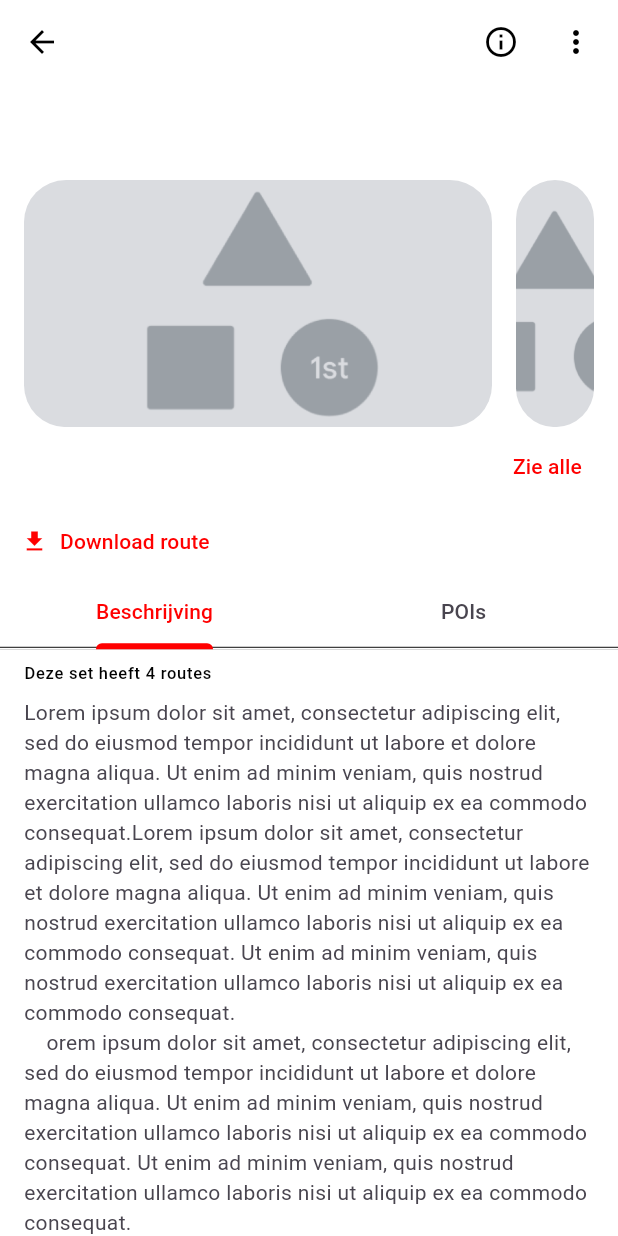
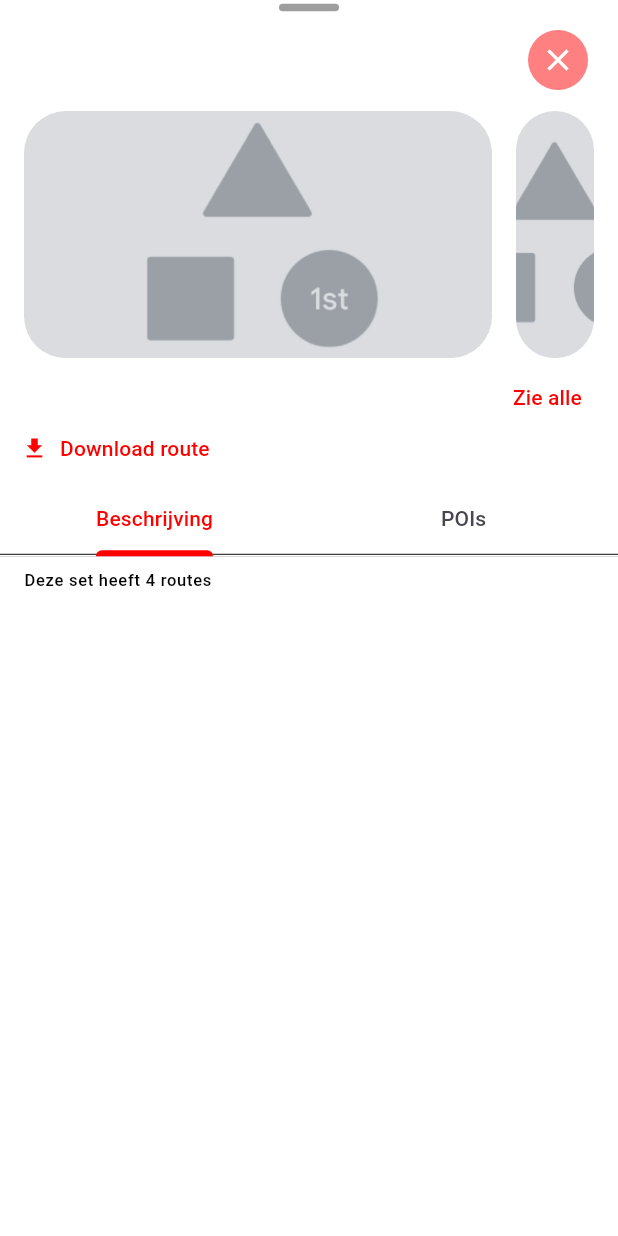
Before and after one commit to FontysNiels/OnRoute-Mobile-App, a Flutter app: the SingleRoute screen opened directly with empty values, on a phone screen of 412 x 824 dp. Run offline on Flutter 3.47's test engine with Material 3 defaults, Android fonts, the phone set to English and light mode, and no system bars; our stand-ins replace cached_network_image, connectivity_plus, flutter_dotenv; missing offline and left inert: arcgis_maps; network calls fail.

Commit message:
Description: van de route opgehaald, opgeschoont en getoont, ook imagesource (ophalen alleen) - SingleRoute UI aangepast voor een meer maps esc feel - Rounded edges fixed on bottomsheet

```diff
--- a/lib/Components/BottomSheet/Route-Package/Widgets/package_image_preview.dart
+++ b/lib/Components/BottomSheet/Route-Package/Widgets/package_image_preview.dart
@@ -6,7 +6,7 @@ class PackegImagePreview extends StatelessWidget {
   @override
   Widget build(BuildContext context) {
     return Padding(
-      padding: const EdgeInsets.all(16.0),
+      padding: const EdgeInsets.symmetric(horizontal: 16.0),
       child: Column(
         crossAxisAlignment: CrossAxisAlignment.end,
         children: [
--- a/lib/Components/BottomSheet/Route-Package/route_package.dart
+++ b/lib/Components/BottomSheet/Route-Package/route_package.dart
@@ -52,7 +52,7 @@ class _RoutePackageState extends State<RoutePackage> {
           // Make one for Routes, or make it dynamic?
           PackageTabs(setIndex: setIndex, isPackage: true),
           // Body of tabs
-          TabsBody(selectedIndex: _selectedIndex),
+          // TabsBody(selectedIndex: _selectedIndex),
         ],
       ),
     );
--- a/lib/Components/BottomSheet/Single-Route/Widgets/route_title.dart
+++ b/lib/Components/BottomSheet/Single-Route/Widgets/route_title.dart
@@ -6,13 +6,10 @@ class RouteTitle extends StatelessWidget {
 
   @override
   Widget build(BuildContext context) {
-    return Padding(
-      padding: const EdgeInsets.symmetric(vertical: 8.0, horizontal: 16.0),
-      child: Text(
-        style: Theme.of(context).textTheme.headlineSmall,
-        // Limiet op mijn telefoon is 60 (57 met deze text) +-, depending on woordlengte
-        title,
-      ),
+    return Text(
+      style: Theme.of(context).textTheme.headlineSmall,
+      // Limiet op mijn telefoon is 60 (57 met deze text) +-, depending on woordlengte
+      title,
     );
   }
 }
--- a/lib/Components/BottomSheet/Single-Route/single_route.dart
+++ b/lib/Components/BottomSheet/Single-Route/single_route.dart
@@ -6,6 +6,7 @@ import 'package:onroute_app/Components/BottomSheet/Single-Route/Widgets/route_do
 import 'package:onroute_app/Components/BottomSheet/Single-Route/Widgets/route_start_button.dart';
 import 'package:onroute_app/Components/BottomSheet/Single-Route/Widgets/route_title.dart';
 import 'package:onroute_app/Components/BottomSheet/Tabs/tabs_body.dart';
+import 'package:onroute_app/Components/BottomSheet/bottom_sheet_handle.dart';
 
 class SingleRoute extends StatefulWidget {
   final AvailableRoutes routeContent;
@@ -43,27 +44,94 @@ class _SingleRouteState extends State<SingleRoute> {
       removeTop: true,
 
       child: Scaffold(
-        appBar: AppBar(
-          backgroundColor: Colors.white,
-          leading: IconButton(
-            icon: const Icon(Icons.arrow_back),
-            onPressed: () {
-              Navigator.pop(context, true);
-            },
-          ),
-          title: const Row(
-            mainAxisAlignment: MainAxisAlignment.end,
-            spacing: 26,
-            children: [Icon(Icons.info_outline), Icon(Icons.more_vert)],
-          ),
-        ),
-        body: SingleChildScrollView(
+        // appBar: AppBar(
+        //   backgroundColor: Colors.white,
+        //   automaticallyImplyLeading: false,
+        //   // leading: RouteTitle(title: widget.routeContent.routeLayer.title),
+        //   // leading: IconButton(
+        //   //   icon: const Icon(Icons.assist_walker),
+        //   //   onPressed: () {
+        //   //     Navigator.pop(context, true);
+        //   //   },
+        //   // ),
+        //   title: SingleChildScrollView(
+        //     controller: widget.scroller,
+
+        //     // child: const Row(
+        //     //   mainAxisAlignment: MainAxisAlignment.end,
+        //     //   spacing: 26,
+        //     //   children: [Icon(Icons.info_outline), Icon(Icons.more_vert)],
+        //     // ),
+        //     child: Row(
+        //       mainAxisAlignment: MainAxisAlignment.start,
+        //       // spacing: 6,
+        //       children: [
+        //         Text(widget.routeContent.routeLayer.title + "sssssdds d sdsdsd", overflow: textove,),
+        //         IconButton.filled(
+        //           icon: Icon(Icons.close),
+        //           onPressed: () {
+        //             Navigator.pop(context, true);
+        //           },
+        //           style: ButtonStyle(
+        //             backgroundColor: WidgetStateProperty.all(
+        //               Theme.of(context).primaryColor.withValues(alpha: 0.5),
+        //             ),
+        //             // foregroundColor: WidgetStateProperty.all(
+        //             //   Colors.white,
+        //             // ), // Adjust the icon color if needed
+        //           ),
+        //         ),
+        //       ],
+        //     ),
+        //   ),
+        // ),
+        body: SafeArea(
+          child: SingleChildScrollView(
             controller: widget.scroller,
             child: Column(
               crossAxisAlignment: CrossAxisAlignment.start,
               children: [
+                BottomSheetHandle(context: context),
                 // Title
-              RouteTitle(title: widget.routeContent.routeLayer.title),
+                Row(
+                  spacing: 6,
+                  crossAxisAlignment: CrossAxisAlignment.start,
+                  mainAxisAlignment: MainAxisAlignment.end,
+                  children: [
+                    Expanded(
+                      child: Padding(
+                        padding: const EdgeInsets.symmetric(
+                          horizontal: 16,
+                          vertical: 16,
+                        ),
+                        child: RouteTitle(
+                          title: widget.routeContent.routeLayer.title,
+                        ),
+                      ),
+                    ),
+
+                    Padding(
+                      padding: const EdgeInsets.only(
+                        left: 16,
+                        right: 16,
+                        top: 6,
+                      ),
+                      child: IconButton.filled(
+                        icon: Icon(Icons.close),
+                        onPressed: () {
+                          Navigator.pop(context, true);
+                        },
+                        style: ButtonStyle(
+                          backgroundColor: WidgetStateProperty.all(
+                            Theme.of(
+                              context,
+                            ).primaryColor.withValues(alpha: 0.5),
+                          ),
+                        ),
+                      ),
+                    ),
+                  ],
+                ),
                 // Images (PACKAGE ONLY)
                 const PackegImagePreview(),
 
@@ -78,8 +146,12 @@ class _SingleRouteState extends State<SingleRoute> {
                 // Make one for Routes, or make it dynamic?
                 PackageTabs(setIndex: setIndex, isPackage: false),
                 // // Body of tabs
-              TabsBody(selectedIndex: _selectedIndex),
+                TabsBody(
+                  selectedIndex: _selectedIndex,
+                  routeInfo: widget.routeContent.routeLayer,
+                ),
               ],
+            ),
           ),
         ),
       ),
--- a/lib/Components/BottomSheet/Tabs/Content/tabs_description_block.dart
+++ b/lib/Components/BottomSheet/Tabs/Content/tabs_description_block.dart
@@ -1,10 +1,46 @@
 import 'package:flutter/material.dart';
 
 class DescriptionBlock extends StatelessWidget {
-  const DescriptionBlock({super.key});
+  final String description;
+  const DescriptionBlock({super.key, required this.description});
 
   @override
   Widget build(BuildContext context) {
+    String stripHtmlTags(String htmlString) {
+      // RegExp to remove all HTML tags
+      final RegExp exp = RegExp(
+        r'<[^>]*>',
+        multiLine: true,
+        caseSensitive: true,
+      );
+
+      // Replace <br/> tags with new lines
+      htmlString = htmlString.replaceAll(
+        RegExp(r'<div[^>]*>|<br\s*/?>', multiLine: true, caseSensitive: true),
+        '\n',
+      );
+
+      final String cleaned = htmlString.replaceAll(exp, '');
+
+      // Replace HTML entities if needed
+      final Map<String, String> htmlEntities = {
+        '&quot;': '"',
+        '&amp;': '&',
+        '&nbsp;': ' ',
+        // Add more if necessary
+      };
+
+      String decoded = cleaned;
+      htmlEntities.forEach((key, value) {
+        decoded = decoded.replaceAll(key, value);
+      });
+
+      // Optionally, trim extra whitespace
+      return decoded.trim();
+    }
+
+    getImageSource();
+
     return Padding(
       padding: const EdgeInsets.symmetric(vertical: 8.0, horizontal: 16.0),
       child: Column(
@@ -20,13 +56,20 @@ class DescriptionBlock extends StatelessWidget {
           ),
           // Beschrijving
           Text(
-            '''Lorem ipsum dolor sit amet, consectetur adipiscing elit, sed do eiusmod tempor incididunt ut labore et dolore magna aliqua. Ut enim ad minim veniam, quis nostrud exercitation ullamco laboris nisi ut aliquip ex ea commodo consequat.Lorem ipsum dolor sit amet, consectetur adipiscing elit, sed do eiusmod tempor incididunt ut labore et dolore magna aliqua. Ut enim ad minim veniam, quis nostrud exercitation ullamco laboris nisi ut aliquip ex ea commodo consequat. Ut enim ad minim veniam, quis nostrud exercitation ullamco laboris nisi ut aliquip ex ea commodo consequat.
-    orem ipsum dolor sit amet, consectetur adipiscing elit, sed do eiusmod tempor incididunt ut labore et dolore magna aliqua. Ut enim ad minim veniam, quis nostrud exercitation ullamco laboris nisi ut aliquip ex ea commodo consequat. Ut enim ad minim veniam, quis nostrud exercitation ullamco laboris nisi ut aliquip ex ea commodo consequat.
-    orem ipsum dolor sit amet, consectetur adipiscing elit, sed do eiusmod tempor incididunt ut labore et dolore magna aliqua. Ut enim ad minim veniam, quis nostrud exercitation ullamco laboris nisi ut aliquip ex ea commodo consequat. Ut enim ad minim veniam, quis nostrud exercitation ullamco laboris nisi ut aliquip ex ea commodo consequat. ''',
+            stripHtmlTags(description),
             style: Theme.of(context).textTheme.bodyMedium,
           ),
         ],
       ),
     );
   }
+
+  void getImageSource() {
+    List<String> listOfItems = description.split(' ');
+    final String sourceString =
+        listOfItems
+            .firstWhere((word) => word.contains('src'), orElse: () => '')
+            .replaceAll('src=', '')
+            .trim();
+  }
 }
--- a/lib/Components/BottomSheet/Tabs/tabs_body.dart
+++ b/lib/Components/BottomSheet/Tabs/tabs_body.dart
@@ -1,15 +1,21 @@
 import 'package:flutter/material.dart';
+import 'package:onroute_app/Classes/route_layer_data.dart';
 import 'package:onroute_app/Components/BottomSheet/POI/poi_card.dart';
 import 'package:onroute_app/Components/BottomSheet/Tabs/Content/tabs_description_block.dart';
 
 class TabsBody extends StatelessWidget {
-  const TabsBody({super.key, required this.selectedIndex});
+  const TabsBody({
+    super.key,
+    required this.selectedIndex,
+    required this.routeInfo,
+  });
   final int selectedIndex;
+  final RouteLayerData routeInfo;
   @override
   Widget build(BuildContext context) {
     List<Widget> textWidgets = [
       //Bescrhijving
-      const DescriptionBlock(),
+      DescriptionBlock(description: routeInfo.description),
       // POIs
       // FutureBuilder zodat er meerdere gegeveneerd worden, of iets in die richting
       // ^ deze exporten naar Widgets/Tabs/Content
--- a/lib/Components/BottomSheet/bottom_sheet_widget.dart
+++ b/lib/Components/BottomSheet/bottom_sheet_widget.dart
@@ -30,6 +30,8 @@ class BottomSheetWidget extends StatelessWidget {
                   ),
                 ],
               ),
+              child: ClipRRect(
+                borderRadius: BorderRadius.circular(16),
                 child: Navigator(
                   onGenerateRoute: (settings) {
                     return MaterialPageRoute(
@@ -41,6 +43,7 @@ class BottomSheetWidget extends StatelessWidget {
                     );
                   },
                 ),
+              ),
             );
           },
         ),
--- a/lib/main.dart
+++ b/lib/main.dart
@@ -190,7 +190,7 @@ class _MainAppState extends State<MainApp> {
             //   ),
             // ),
             BottomSheetWidget(startRoute: _startRoute),
-          // OfflineMapDownloadExample(),
+            // OfflineMapDownloadExample(),
           ],
         ),
       ),
```
Also changed, not shown: lib/Components/BottomSheet/Single-Route/route_card.dart (+5 -10 lines), lib/Components/BottomSheet/Single-Route/single_route_view.dart (deleted, +0 -68 lines). Lines whose indentation alone changed are shown as unchanged.
